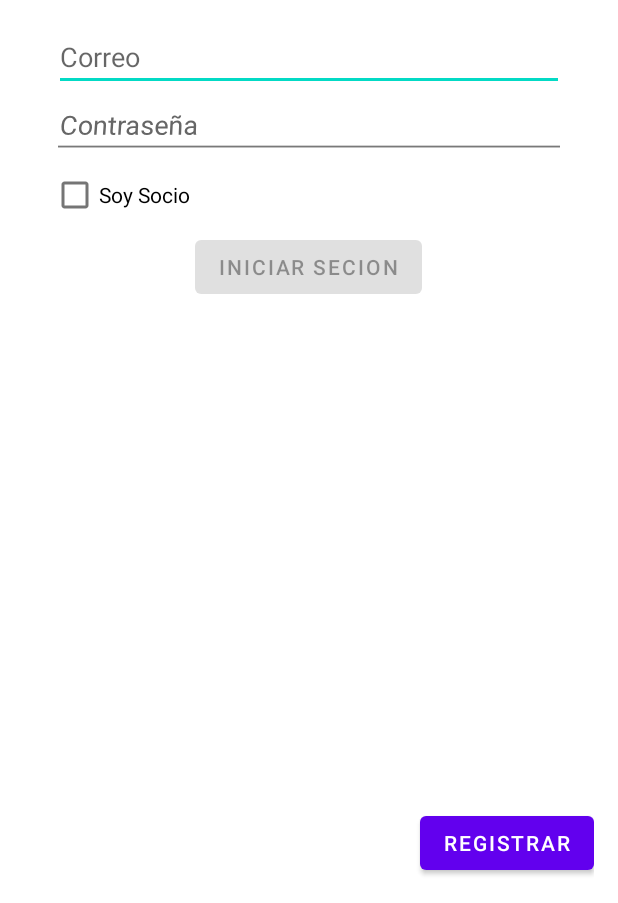
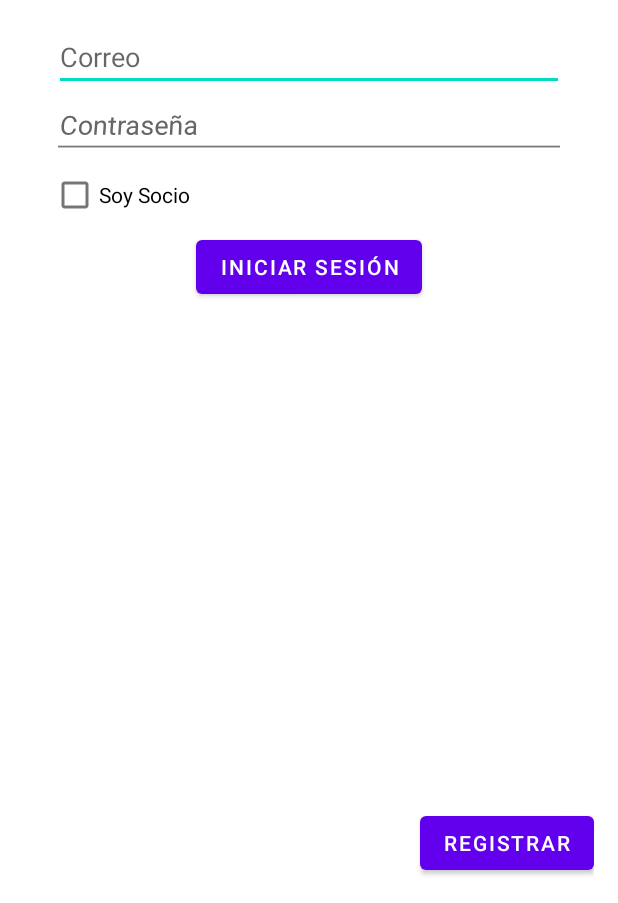
Before and after one commit to ArnoldoSQ/Serviapp, an Android app: the screen it shows after launch (LoginActivity), on a phone screen of 412 x 824 dp, the part 333-1236 px from its top. Run offline under Robolectric (Android 15) with nearby library versions, the phone set to English and light mode, and no system bars.

Commit message:
Registro y login

```diff
--- a/app/build.gradle
+++ b/app/build.gradle
@@ -45,8 +45,9 @@ dependencies {
     implementation 'androidx.lifecycle:lifecycle-viewmodel-ktx:2.4.0'
     implementation 'androidx.navigation:navigation-fragment:2.3.5'
     implementation 'androidx.navigation:navigation-ui:2.3.5'
-    implementation files('libs\\mysql-connector-java-8.0.22.jar')
     implementation 'androidx.legacy:legacy-support-v4:1.0.0'
+    implementation 'com.google.firebase:firebase-firestore:22.1.2'
+    implementation 'com.google.firebase:firebase-auth'
     testImplementation 'junit:junit:4.+'
     androidTestImplementation 'androidx.test.ext:junit:1.1.3'
     androidTestImplementation 'androidx.test.espresso:espresso-core:3.4.0'
--- a/app/src/main/java/com/example/proyecto/ui/login/LoginActivity.java
+++ b/app/src/main/java/com/example/proyecto/ui/login/LoginActivity.java
@@ -15,6 +15,7 @@ import androidx.appcompat.app.AppCompatActivity;
 import android.text.Editable;
 import android.text.TextWatcher;
 import android.view.KeyEvent;
+import android.view.LayoutInflater;
 import android.view.View;
 import android.view.inputmethod.EditorInfo;
 import android.widget.Button;
@@ -26,130 +27,42 @@ import android.widget.Toast;
 import com.example.proyecto.Perfil_usuario;
 import com.example.proyecto.R;
 import com.example.proyecto.Registroactiviti;
+import com.example.proyecto.data.Firestore;
 import com.example.proyecto.databinding.ActivityLoginBinding;
 
 public class LoginActivity extends AppCompatActivity {
-
-    private LoginViewModel loginViewModel;
-    private ActivityLoginBinding binding;
+    private EditText username, password;
 
     @Override
     public void onCreate(Bundle savedInstanceState) {
         super.onCreate(savedInstanceState);
+        setContentView(R.layout.activity_login);
 
-        binding = ActivityLoginBinding.inflate(getLayoutInflater());
-        setContentView(binding.getRoot());
+        this.username = findViewById(R.id.username);
+        this.password = findViewById(R.id.password);
+        Button loginButton = findViewById(R.id.login);
+        Button registrar=findViewById(R.id.ingresar_r);
 
-        loginViewModel = new ViewModelProvider(this, new LoginViewModelFactory())
-                .get(LoginViewModel.class);
+        registrar.setOnClickListener(v -> iniciarRegistro());
 
-        final EditText usernameEditText = binding.username;
-        final EditText passwordEditText = binding.password;
-        final Button loginButton = findViewById(R.id.login);
-        final Button registrar=findViewById(R.id.ingresar_r);
-        final ProgressBar loadingProgressBar = binding.loading;
-        registrar.setOnClickListener(new View.OnClickListener() {
-            @Override
-            public void onClick(View v) {
-                iniciarRegistro();
+        loginButton.setOnClickListener(v -> iniciarSesion());
+    }
 
+
+    private void iniciarSesion(){
+        Firestore firestore = new Firestore(this, result -> {
+            Toast.makeText(getBaseContext(), result, Toast.LENGTH_SHORT).show();
+
+            if(result.equals("Bienvenido")) {
+                Intent inte= new Intent(getBaseContext(), Perfil_usuario.class);
+                startActivity(inte);
             }
         });
 
-        loginButton.setOnClickListener(new View.OnClickListener() {
-            @Override
-            public void onClick(View v) {
-                iniciarMenu();
-            }
-        });
-
-
-        loginViewModel.getLoginFormState().observe(this, new Observer<LoginFormState>() {
-            @Override
-            public void onChanged(@Nullable LoginFormState loginFormState) {
-                if (loginFormState == null) {
-                    return;
-                }
-                loginButton.setEnabled(loginFormState.isDataValid());
-                if (loginFormState.getUsernameError() != null) {
-                    usernameEditText.setError(getString(loginFormState.getUsernameError()));
-                }
-                if (loginFormState.getPasswordError() != null) {
-                    passwordEditText.setError(getString(loginFormState.getPasswordError()));
-                }
-            }
-        });
-
-        loginViewModel.getLoginResult().observe(this, new Observer<LoginResult>() {
-            @Override
-            public void onChanged(@Nullable LoginResult loginResult) {
-                if (loginResult == null) {
-                    return;
-                }
-                loadingProgressBar.setVisibility(View.GONE);
-                if (loginResult.getError() != null) {
-                    showLoginFailed(loginResult.getError());
-                }
-                if (loginResult.getSuccess() != null) {
-                    updateUiWithUser(loginResult.getSuccess());
-                }
-                setResult(Activity.RESULT_OK);
-
-                //Complete and destroy login activity once successful
-                finish();
-            }
-        });
-
-        TextWatcher afterTextChangedListener = new TextWatcher() {
-            @Override
-            public void beforeTextChanged(CharSequence s, int start, int count, int after) {
-                // ignore
-            }
-
-            @Override
-            public void onTextChanged(CharSequence s, int start, int before, int count) {
-                // ignore
-            }
-
-            @Override
-            public void afterTextChanged(Editable s) {
-                loginViewModel.loginDataChanged(usernameEditText.getText().toString(),
-                        passwordEditText.getText().toString());
-            }
-        };
-        usernameEditText.addTextChangedListener(afterTextChangedListener);
-        passwordEditText.addTextChangedListener(afterTextChangedListener);
-        passwordEditText.setOnEditorActionListener(new TextView.OnEditorActionListener() {
-
-            @Override
-            public boolean onEditorAction(TextView v, int actionId, KeyEvent event) {
-                if (actionId == EditorInfo.IME_ACTION_DONE) {
-                    loginViewModel.login(usernameEditText.getText().toString(),
-                            passwordEditText.getText().toString());
-                }
-                return false;
-            }
-        });
-
-
-
+        firestore.iniciarSesion(this.username.getText().toString(), this.password.getText().toString());
+        firestore.execute();
     }
 
-    private void updateUiWithUser(LoggedInUserView model) {
-        String welcome = getString(R.string.welcome) + model.getDisplayName();
-        // TODO : initiate successful logged in experience
-        Toast.makeText(getApplicationContext(), welcome, Toast.LENGTH_LONG).show();
-    }
-
-    private void showLoginFailed(@StringRes Integer errorString) {
-        Toast.makeText(getApplicationContext(), errorString, Toast.LENGTH_SHORT).show();
-    }
-
-    private void iniciarMenu(){
-        Intent inte= new Intent(this, Perfil_usuario.class);
-        startActivity(inte);
-
-    }
     private void iniciarRegistro(){
         Intent inte= new Intent(this, Registroactiviti.class);
         startActivity(inte);
--- a/app/src/main/java/com/example/proyecto/ui/login/LoginViewModel.java
+++ /dev/null
@@ -1,70 +0,0 @@
-package com.example.proyecto.ui.login;
-
-import androidx.lifecycle.LiveData;
-import androidx.lifecycle.MutableLiveData;
-import androidx.lifecycle.ViewModel;
-
-import android.util.Patterns;
-
-import com.example.proyecto.data.LoginRepository;
-import com.example.proyecto.data.Result;
-import com.example.proyecto.data.model.LoggedInUser;
-import com.example.proyecto.R;
-
-public class LoginViewModel extends ViewModel {
-
-    private MutableLiveData<LoginFormState> loginFormState = new MutableLiveData<>();
-    private MutableLiveData<LoginResult> loginResult = new MutableLiveData<>();
-    private LoginRepository loginRepository;
-
-    LoginViewModel(LoginRepository loginRepository) {
-        this.loginRepository = loginRepository;
-    }
-
-    LiveData<LoginFormState> getLoginFormState() {
-        return loginFormState;
-    }
-
-    LiveData<LoginResult> getLoginResult() {
-        return loginResult;
-    }
-
-    public void login(String username, String password) {
-        // can be launched in a separate asynchronous job
-        Result<LoggedInUser> result = loginRepository.login(username, password);
-
-        if (result instanceof Result.Success) {
-            LoggedInUser data = ((Result.Success<LoggedInUser>) result).getData();
-            loginResult.setValue(new LoginResult(new LoggedInUserView(data.getDisplayName())));
-        } else {
-            loginResult.setValue(new LoginResult(R.string.login_failed));
-        }
-    }
-
-    public void loginDataChanged(String username, String password) {
-        if (!isUserNameValid(username)) {
-            loginFormState.setValue(new LoginFormState(R.string.invalid_username, null));
-        } else if (!isPasswordValid(password)) {
-            loginFormState.setValue(new LoginFormState(null, R.string.invalid_password));
-        } else {
-            loginFormState.setValue(new LoginFormState(true));
-        }
-    }
-
-    // A placeholder username validation check
-    private boolean isUserNameValid(String username) {
-        if (username == null) {
-            return false;
-        }
-        if (username.contains("@")) {
-            return Patterns.EMAIL_ADDRESS.matcher(username).matches();
-        } else {
-            return !username.trim().isEmpty();
-        }
-    }
-
-    // A placeholder password validation check
-    private boolean isPasswordValid(String password) {
-        return password != null && password.trim().length() > 5;
-    }
-}
--- a/app/src/main/java/com/example/proyecto/ui/login/LoginViewModelFactory.java
+++ /dev/null
@@ -1,26 +0,0 @@
-package com.example.proyecto.ui.login;
-
-import androidx.lifecycle.ViewModel;
-import androidx.lifecycle.ViewModelProvider;
-import androidx.annotation.NonNull;
-
-import com.example.proyecto.data.LoginDataSource;
-import com.example.proyecto.data.LoginRepository;
-
-/**
- * ViewModel provider factory to instantiate LoginViewModel.
- * Required given LoginViewModel has a non-empty constructor
- */
-public class LoginViewModelFactory implements ViewModelProvider.Factory {
-
-    @NonNull
-    @Override
-    @SuppressWarnings("unchecked")
-    public <T extends ViewModel> T create(@NonNull Class<T> modelClass) {
-        if (modelClass.isAssignableFrom(LoginViewModel.class)) {
-            return (T) new LoginViewModel(LoginRepository.getInstance(new LoginDataSource()));
-        } else {
-            throw new IllegalArgumentException("Unknown ViewModel class");
-        }
-    }
-}
--- a/app/src/main/java/com/example/proyecto/ui/slideshow/MenuFragment.java
+++ b/app/src/main/java/com/example/proyecto/ui/slideshow/MenuFragment.java
@@ -13,14 +13,12 @@ import androidx.fragment.app.Fragment;
 
 import com.example.proyecto.R;
 import com.example.proyecto.telleres;
-import com.example.proyecto.taller;
-import com.example.proyecto.daptador_taller;
 
 public class MenuFragment extends Fragment implements View.OnClickListener {
     ImageButton electricidad, plomeria , carpinteria, herreria, jardineria, contruccion,mecanica,limpieza;
 
     public View onCreateView(@NonNull LayoutInflater inflater, ViewGroup container, Bundle savedInstanceState) {
-        View root = inflater.inflate(R.layout.fragment_slideshow, container, false);
+        View root = inflater.inflate(R.layout.fragment_menu, container, false);
 
         electricidad=root.findViewById(R.id.button1);
         plomeria=root.findViewById(R.id.button2);
--- a/app/src/main/res/layout-w1240dp/activity_login.xml
+++ /dev/null
@@ -1,69 +0,0 @@
-<?xml version="1.0" encoding="utf-8"?>
-<androidx.constraintlayout.widget.ConstraintLayout xmlns:android="http://schemas.android.com/apk/res/android"
-    xmlns:app="http://schemas.android.com/apk/res-auto"
-    xmlns:tools="http://schemas.android.com/tools"
-    android:id="@+id/container"
-    android:layout_width="match_parent"
-    android:layout_height="match_parent"
-    android:paddingLeft="@dimen/activity_horizontal_margin"
-    android:paddingTop="@dimen/activity_vertical_margin"
-    android:paddingRight="@dimen/activity_horizontal_margin"
-    android:paddingBottom="@dimen/activity_vertical_margin"
-    tools:context=".ui.login.LoginActivity">
-
-    <EditText
-        android:id="@+id/username"
-        android:layout_width="0dp"
-        android:layout_height="wrap_content"
-        android:layout_marginTop="96dp"
-        android:hint="@string/prompt_email"
-        android:inputType="textEmailAddress"
-        android:selectAllOnFocus="true"
-        app:layout_constraintEnd_toEndOf="parent"
-        app:layout_constraintStart_toStartOf="parent"
-        app:layout_constraintTop_toTopOf="parent" />
-
-    <EditText
-        android:id="@+id/password"
-        android:layout_width="0dp"
-        android:layout_height="wrap_content"
-        android:layout_marginTop="8dp"
-        android:hint="@string/prompt_password"
-        android:imeActionLabel="@string/action_sign_in_short"
-        android:imeOptions="actionDone"
-        android:inputType="textPassword"
-        android:selectAllOnFocus="true"
-        app:layout_constraintEnd_toEndOf="parent"
-        app:layout_constraintStart_toStartOf="parent"
-        app:layout_constraintTop_toBottomOf="@+id/username" />
-
-    <Button
-        android:id="@+id/login"
-        android:layout_width="wrap_content"
-        android:layout_height="wrap_content"
-        android:layout_gravity="start"
-        android:layout_marginTop="16dp"
-        android:layout_marginBottom="64dp"
-        android:enabled="false"
-        android:text="@string/action_sign_in"
-        app:layout_constraintBottom_toBottomOf="parent"
-        app:layout_constraintEnd_toEndOf="parent"
-        app:layout_constraintStart_toStartOf="parent"
-        app:layout_constraintTop_toBottomOf="@+id/password"
-        app:layout_constraintVertical_bias="0.2" />
-
-    <ProgressBar
-        android:id="@+id/loading"
-        android:layout_width="wrap_content"
-        android:layout_height="wrap_content"
-        android:layout_gravity="center"
-        android:layout_marginTop="64dp"
-        android:layout_marginBottom="64dp"
-        android:visibility="gone"
-        app:layout_constraintBottom_toBottomOf="parent"
-        app:layout_constraintEnd_toEndOf="@+id/password"
-        app:layout_constraintStart_toStartOf="@+id/password"
-        app:layout_constraintTop_toTopOf="parent"
-        app:layout_constraintVertical_bias="0.3" />
-
-</androidx.constraintlayout.widget.ConstraintLayout>
--- a/app/src/main/res/layout-w936dp/activity_login.xml
+++ /dev/null
@@ -1,76 +0,0 @@
-<?xml version="1.0" encoding="utf-8"?>
-<androidx.constraintlayout.widget.ConstraintLayout xmlns:android="http://schemas.android.com/apk/res/android"
-    xmlns:app="http://schemas.android.com/apk/res-auto"
-    xmlns:tools="http://schemas.android.com/tools"
-    android:id="@+id/container"
-    android:layout_width="match_parent"
-    android:layout_height="match_parent"
-    android:paddingLeft="@dimen/activity_horizontal_margin"
-    android:paddingTop="@dimen/activity_vertical_margin"
-    android:paddingRight="@dimen/activity_horizontal_margin"
-    android:paddingBottom="@dimen/activity_vertical_margin"
-    tools:context=".ui.login.LoginActivity">
-
-    <androidx.constraintlayout.widget.ConstraintLayout
-        android:layout_width="840dp"
-        android:layout_height="match_parent"
-        app:layout_constraintEnd_toEndOf="parent"
-        app:layout_constraintStart_toStartOf="parent">
-
-        <EditText
-            android:id="@+id/username"
-            android:layout_width="0dp"
-            android:layout_height="wrap_content"
-            android:layout_marginTop="96dp"
-            android:hint="@string/prompt_email"
-            android:inputType="textEmailAddress"
-            android:selectAllOnFocus="true"
-            app:layout_constraintEnd_toEndOf="parent"
-            app:layout_constraintStart_toStartOf="parent"
-            app:layout_constraintTop_toTopOf="parent" />
-
-        <EditText
-            android:id="@+id/password"
-            android:layout_width="0dp"
-            android:layout_height="wrap_content"
-            android:layout_marginTop="8dp"
-            android:hint="@string/prompt_password"
-            android:imeActionLabel="@string/action_sign_in_short"
-            android:imeOptions="actionDone"
-            android:inputType="textPassword"
-            android:selectAllOnFocus="true"
-            app:layout_constraintEnd_toEndOf="parent"
-            app:layout_constraintStart_toStartOf="parent"
-            app:layout_constraintTop_toBottomOf="@+id/username" />
-
-        <Button
-            android:id="@+id/login"
-            android:layout_width="wrap_content"
-            android:layout_height="wrap_content"
-            android:layout_gravity="start"
-            android:layout_marginTop="16dp"
-            android:layout_marginBottom="64dp"
-            android:enabled="false"
-            android:text="@string/action_sign_in"
-            app:layout_constraintBottom_toBottomOf="parent"
-            app:layout_constraintEnd_toEndOf="parent"
-            app:layout_constraintStart_toStartOf="parent"
-            app:layout_constraintTop_toBottomOf="@+id/password"
-            app:layout_constraintVertical_bias="0.2" />
-
-        <ProgressBar
-            android:id="@+id/loading"
-            android:layout_width="wrap_content"
-            android:layout_height="wrap_content"
-            android:layout_gravity="center"
-            android:layout_marginTop="64dp"
-            android:layout_marginBottom="64dp"
-            android:visibility="gone"
-            app:layout_constraintBottom_toBottomOf="parent"
-            app:layout_constraintEnd_toEndOf="@+id/password"
-            app:layout_constraintStart_toStartOf="@+id/password"
-            app:layout_constraintTop_toTopOf="parent"
-            app:layout_constraintVertical_bias="0.3" />
-
-    </androidx.constraintlayout.widget.ConstraintLayout>
-</androidx.constraintlayout.widget.ConstraintLayout>
--- a/app/src/main/res/layout/activity_login.xml
+++ b/app/src/main/res/layout/activity_login.xml
@@ -1,6 +1,5 @@
 <?xml version="1.0" encoding="utf-8"?>
 <RelativeLayout xmlns:android="http://schemas.android.com/apk/res/android"
-    xmlns:app="http://schemas.android.com/apk/res-auto"
     xmlns:tools="http://schemas.android.com/tools"
     android:id="@+id/container"
     android:layout_width="match_parent"
@@ -18,17 +17,16 @@
         android:layout_centerHorizontal="true"
         android:layout_marginBottom="15dp"
         android:src="@drawable/logo" />
+
     <EditText
         android:id="@+id/username"
         android:layout_width="340dp"
         android:layout_height="wrap_content"
         android:hint="@string/prompt_email"
-       android:layout_below="@id/imagen_Sesion"
+        android:layout_below="@id/imagen_Sesion"
         android:inputType="textEmailAddress"
         android:selectAllOnFocus="true"
-        android:layout_centerHorizontal="true"
-
-       />
+        android:layout_centerHorizontal="true"/>
 
     <EditText
         android:id="@+id/password"
@@ -42,8 +40,7 @@
         android:rotationX="12"
         android:selectAllOnFocus="true"
         android:layout_below="@id/username"
-        android:layout_centerHorizontal="true"
-        />
+        android:layout_centerHorizontal="true"/>
 
     <Button
         android:id="@+id/login"
@@ -53,11 +50,7 @@
         android:layout_centerHorizontal="true"
         android:layout_gravity="start"
         android:layout_marginBottom="350dp"
-        android:enabled="false"
         android:text="@string/action_sign_in" />
-
-
-
 
     <Button
         android:id="@+id/ingresar_r"
@@ -73,10 +66,5 @@
         android:layout_height="wrap_content"
         android:layout_below="@id/password"
         android:text="Soy Socio"
-        android:layout_marginStart="18dp"
-
-        />
-
-
-
+        android:layout_marginStart="18dp"/>
 </RelativeLayout>
--- a/app/src/main/res/navigation/mobile_navigation.xml
+++ b/app/src/main/res/navigation/mobile_navigation.xml
@@ -21,5 +21,5 @@
         android:id="@+id/nav_slideshow"
         android:name="com.example.proyecto.ui.slideshow.MenuFragment"
         android:label="@string/menu_slideshow"
-        tools:layout="@layout/fragment_slideshow" />
+        tools:layout="@layout/fragment_menu" />
 </navigation>
--- a/app/src/main/res/values/strings.xml
+++ b/app/src/main/res/values/strings.xml
@@ -3,7 +3,7 @@
     <!-- Strings related to login -->
     <string name="prompt_email">Correo</string>
     <string name="prompt_password">Contraseña</string>
-    <string name="action_sign_in">Iniciar Secion </string>
+    <string name="action_sign_in">Iniciar sesión </string>
     <string name="action_sign_in_short">Sign in</string>
     <string name="welcome">"Bienvenido !"</string>
     <string name="invalid_username">Usuario no valido</string>
```
Also changed, not shown: app/src/main/java/com/example/proyecto/Registroactiviti.java (+31 -39 lines), app/src/main/java/com/example/proyecto/data/Firestore.java (added, +98 -0 lines), app/src/main/java/com/example/proyecto/data/Usuario.java (added, +36 -0 lines), app/src/main/java/com/example/proyecto/ui/login/LoggedInUserView.java (deleted, +0 -17 lines), app/src/main/java/com/example/proyecto/ui/login/LoginFormState.java (deleted, +0 -40 lines), app/src/main/java/com/example/proyecto/ui/login/LoginResult.java (deleted, +0 -31 lines), app/src/main/res/layout/fragment_menu.xml (renamed from app/src/main/res/layout/fragment_slideshow.xml).
